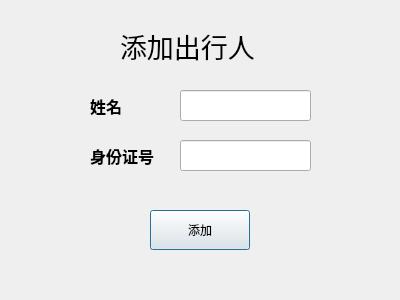
Qt form ui/addpassenger.ui (BlueflameLi/Ticket_reservation_system) before a commit.
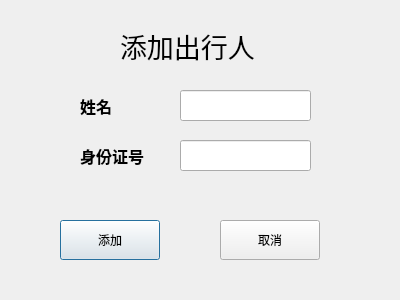
The same form after that commit. Icons and pictures are not drawn.

```diff
--- a/ui/addpassenger.ui
+++ b/ui/addpassenger.ui
@@ -18,7 +18,7 @@
     <rect>
      <x>120</x>
      <y>30</y>
-     <width>141</width>
+     <width>171</width>
      <height>31</height>
     </rect>
    </property>
@@ -34,8 +34,8 @@
   <widget class="QPushButton" name="add_pushButton">
    <property name="geometry">
     <rect>
-     <x>150</x>
-     <y>210</y>
+     <x>60</x>
+     <y>220</y>
      <width>100</width>
      <height>40</height>
     </rect>
@@ -436,7 +436,7 @@
   <widget class="QLabel" name="name_label">
    <property name="geometry">
     <rect>
-     <x>90</x>
+     <x>80</x>
      <y>90</y>
      <width>41</width>
      <height>31</height>
@@ -1245,9 +1245,9 @@
   <widget class="QLabel" name="ID_no_label">
    <property name="geometry">
     <rect>
-     <x>90</x>
+     <x>80</x>
      <y>140</y>
-     <width>71</width>
+     <width>91</width>
      <height>31</height>
     </rect>
    </property>
@@ -2054,6 +2054,408 @@
     <string/>
    </property>
   </widget>
+  <widget class="QPushButton" name="cancel_pushButton">
+   <property name="geometry">
+    <rect>
+     <x>220</x>
+     <y>220</y>
+     <width>100</width>
+     <height>40</height>
+    </rect>
+   </property>
+   <property name="styleSheet">
+    <string notr="true">QPalette{background:#D7DBE4;}QGroupBox#gboxDevicePanel&gt;QLabel{color:#E7ECF0;}
+
+QWidget#frmMain,QWidget[Form=&quot;true&quot;]{
+border:1px solid #738393;
+border-radius:0px;
+}
+
+.QFrame{
+border:1px solid #C2CCD8;
+border-radius:5px;
+}
+
+QLabel,QLineEdit,QTextEdit,QPlainTextEdit,QSpinBox,QGroupBox,QComboBox,QDateEdit,QTimeEdit,QDateTimeEdit,QSpinBox,QTreeView,QListView,QTableView,QTabWidget::pane{
+color:#3D3E42;
+}
+
+QWidget#widget_title{
+background:qlineargradient(spread:pad,x1:0,y1:0,x2:0,y2:1,stop:0 #667481,stop:1 #566373);
+}
+
+QLabel#lab_Ico,QLabel#lab_Title{
+border-radius:0px;
+color:#E7ECF0;
+background-color:rgba(0,0,0,0);
+border-style:none;
+}
+
+QToolButton::menu-indicator{
+image:None;
+}
+
+QToolButton,QWidget#widget_frm&gt;QLabel{
+border-style:none;
+padding:10px;
+color:#E7ECF0;
+background:qlineargradient(spread:pad,x1:0,y1:0,x2:0,y2:1,stop:0 #667481,stop:1 #566373);
+}
+
+QToolButton:hover,QWidget#widget_frm&gt;QLabel:hover{
+background:qlineargradient(spread:pad,x1:0,y1:0,x2:0,y2:1,stop:0 #778899,stop:1 #708090);
+}
+
+QLabel[labVideo=&quot;true&quot;]{
+color:#E7ECF0;
+border:1px solid #738393;
+background:qlineargradient(spread:pad,x1:0,y1:0,x2:0,y2:1,stop:0 #667481,stop:1 #566373);
+}
+
+QLabel[labVideo=&quot;true&quot;]:focus{
+border:1px solid #FF0000;
+background:qlineargradient(spread:pad,x1:0,y1:0,x2:0,y2:1,stop:0 #778899,stop:1 #708090);
+}
+
+QLineEdit,QTextEdit,QPlainTextEdit,QSpinBox{
+border:1px solid #C2CCD8;
+border-radius:5px;
+padding:2px;
+background:none;
+selection-background-color:#667481;
+selection-color:#E7ECF0;
+}
+
+QLineEdit[echoMode=&quot;2&quot;]{
+lineedit-password-character:9679;
+}
+
+.QGroupBox{
+border:1px solid #C2CCD8;
+border-radius:5px;
+}
+
+.QPushButton{
+border-style:none;
+border:1px solid #C2CCD8;
+color:#E7ECF0;
+padding:5px;
+min-height:20px;
+border-radius:5px;
+background:qlineargradient(spread:pad,x1:0,y1:0,x2:0,y2:1,stop:0 #667481,stop:1 #566373);
+}
+
+.QPushButton:hover{
+background:qlineargradient(spread:pad,x1:0,y1:0,x2:0,y2:1,stop:0 #778899,stop:1 #708090);
+}
+
+.QPushButton:pressed{
+background:qlineargradient(spread:pad,x1:0,y1:0,x2:0,y2:1,stop:0 #667481,stop:1 #566373);
+}
+
+.QPushButton:disabled{
+color:#838383;
+background:#F4F4F4;
+}
+
+QPushButton#btnSplitterH{
+padding:2px;
+min-height:8px;
+}
+
+QPushButton#btnMenu,QPushButton#btnMenu_Min,QPushButton#btnMenu_Max,QPushButton#btnMenu_Close,QPushButton#btnSplitterV,QPushButton#btnSplitterH{
+border-radius:0px;
+color:#E7ECF0;
+background-color:rgba(0,0,0,0);
+border-style:none;
+}
+
+QPushButton#btnMenu:hover,QPushButton#btnMenu_Min:hover,QPushButton#btnMenu_Max:hover,QPushButton#btnSplitterV:hover,QPushButton#btnSplitterH:hover{
+background-color:qlineargradient(spread:pad,x1:0,y1:1,x2:0,y2:0,stop:0 rgba(25,134,199,0),stop:1 #778899);
+}
+
+QPushButton#btnMenu_Close:hover{
+background-color:qlineargradient(spread:pad,x1:0,y1:1,x2:0,y2:0,stop:0 rgba(238,0,0,128),stop:1 rgba(238,44,44,255));
+}
+
+QCheckBox{
+color:#3D3E42;
+spacing:2px;
+}
+
+QCheckBox::indicator{
+width:20px;
+height:20px;
+}
+
+QCheckBox::indicator:unchecked{
+image:url(:/image/checkbox_unchecked.png);
+}
+
+QCheckBox::indicator:checked{
+image:url(:/image/checkbox_checked.png);
+}
+
+QRadioButton{
+color:#3D3E42;
+spacing:2px;
+}
+
+QRadioButton::indicator{
+width:15px;
+height:15px;
+}
+
+QRadioButton::indicator::unchecked{
+image:url(:/image/radio_normal.png);
+}
+
+QRadioButton::indicator::checked{
+image:url(:/image/radio_selected.png);
+}
+
+QSpinBox::up-button,QDateEdit::up-button,QTimeEdit::up-button,QDateTimeEdit::up-button{
+image:url(:/image/add_top.png);
+}
+
+QSpinBox::down-button,QDateEdit::down-button,QTimeEdit::down-button,QDateTimeEdit::down-button{
+image:url(:/image/add_bottom.png);
+}
+
+QComboBox,QDateEdit,QTimeEdit,QDateTimeEdit,QSpinBox{
+border-radius:3px;
+padding:3px 5px 3px 5px;
+border:1px solid #C2CCD8;
+background:none;
+selection-background-color:#667481;
+selection-color:#E7ECF0;
+}
+
+QComboBox::drop-down,QDateEdit::drop-down,QTimeEdit::drop-down,QDateTimeEdit::drop-down{
+subcontrol-origin:padding;
+subcontrol-position:top right;
+width:15px;
+border-left-width:1px;
+border-left-style:solid;
+border-top-right-radius:3px;
+border-bottom-right-radius:3px;
+border-left-color:#C2CCD8;
+}
+
+QComboBox::down-arrow,QDateEdit::down-arrow,QTimeEdit::down-arrow,QDateTimeEdit::down-arrow{
+image:url(:/image/add_bottom.png);
+}
+
+QMenu{
+color:#E7ECF0;
+background-color:#667481;
+margin:2px;
+}
+
+QMenu::item{
+padding:3px 20px 3px 20px;
+}
+
+QMenu::indicator{
+width:13px;
+height:13px;
+}
+
+QMenu::item:selected{
+color:#E7ECF0;
+border:0px solid #738393;
+background:qlineargradient(spread:pad,x1:0,y1:0,x2:0,y2:1,stop:0 #667481,stop:1 #566373);
+}
+
+QMenu::separator{
+height:1px;
+background:#738393;
+}
+
+QProgressBar{
+background:#C2CCD8;
+border-radius:5px;
+text-align:center;
+border:1px solid #C2CCD8;
+}
+
+QProgressBar::chunk{
+width:5px;
+margin:0.5px;
+background-color:#667481;
+}
+
+QSlider::groove:horizontal,QSlider::add-page:horizontal{
+height:8px;
+border-radius:3px;
+background:#C2CCD8;
+}
+
+QSlider::sub-page:horizontal{
+height:8px;
+border-radius:3px;
+background:#708090;
+}
+
+QSlider::handle:horizontal{
+width:13px;
+margin-top:-3px;
+margin-bottom:-3px;
+border-radius:6px;
+background:qradialgradient(spread:pad,cx:0.5,cy:0.5,radius:0.5,fx:0.5,fy:0.5,stop:0.6 #667481,stop:0.8 #778899);
+}
+
+QSlider::groove:vertical,QSlider::sub-page:vertical{
+width:8px;
+border-radius:3px;
+background:#C2CCD8;
+}
+
+QSlider::add-page:vertical{
+width:8px;
+border-radius:3px;
+background:#708090;
+}
+
+QSlider::handle:vertical{
+height:13px;
+margin-left:-2px;
+margin-right:-3px;
+border-radius:6px;
+background:qradialgradient(spread:pad,cx:0.5,cy:0.5,radius:0.5,fx:0.5,fy:0.5,stop:0.6 #667481,stop:0.8 #778899);
+}
+
+QScrollBar:vertical{
+width:10px;
+background-color:rgba(0,0,0,0%);
+padding-top:10px;
+padding-bottom:10px;
+}
+
+QScrollBar:horizontal{
+height:10px;
+background-color:rgba(0,0,0,0%);
+padding-left:10px;
+padding-right:10px;
+}
+
+QScrollBar::handle:vertical,QScrollBar::handle:horizontal{
+width:10px;
+background:#708090;
+}
+
+QScrollBar::handle:vertical:hover,QScrollBar::handle:horizontal:hover{
+width:10px;
+background:#566373;
+}
+
+QScrollBar::add-line:vertical{
+height:10px;
+width:10px;
+subcontrol-position:bottom;
+subcontrol-origin:margin;
+border-image:url(:/image/add_bottom.png);
+}
+
+QScrollBar::add-line:horizontal{
+height:10px;
+width:10px;
+subcontrol-position:right;
+subcontrol-origin:margin;
+border-image:url(:/image/add_right.png);
+}
+
+QScrollBar::sub-line:vertical{
+height:10px;
+width:10px;
+subcontrol-position:top;
+subcontrol-origin:margin;
+border-image:url(:/image/add_top.png);
+}
+
+QScrollBar::sub-line:horizontal{
+height:10px;
+width:10px;
+subcontrol-position:left;
+subcontrol-origin:margin;
+border-image:url(:/image/add_left.png);
+}
+
+QScrollBar::add-page:vertical,QScrollBar::sub-page:vertical,QScrollBar::add-page:horizontal,QScrollBar::sub-page:horizontal{
+width:10px;
+background:#C2CCD8;
+}
+
+QScrollArea{
+border:0px;
+}
+
+QTreeView,QListView,QTableView,QTabWidget::pane{
+border:1px solid #C2CCD8;
+selection-background-color:#778899;
+selection-color:#E7ECF0;
+alternate-background-color:#DDE0E7;
+}
+
+QTableView::item:selected,QListView::item:selected,QTreeView::item:selected{
+color:#E7ECF0;
+background:qlineargradient(spread:pad,x1:0,y1:0,x2:0,y2:1,stop:0 #667481,stop:1 #566373);
+}
+
+QTableView::item:hover,QListView::item:hover,QTreeView::item:hover{
+color:#E7ECF0;
+background:qlineargradient(spread:pad,x1:0,y1:0,x2:0,y2:1,stop:0 #778899,stop:1 #708090);
+}
+
+QTableView::item,QListView::item,QTreeView::item{
+padding:5px;
+margin:0px;
+}
+
+QHeaderView::section,QTableCornerButton:section{
+padding:3px;
+margin:0px;
+color:#E7ECF0;
+border:1px solid #C2CCD8;
+background:qlineargradient(spread:pad,x1:0,y1:0,x2:0,y2:1,stop:0 #778899,stop:1 #708090);
+}
+
+QTabBar::tab{
+border-radius:5px;
+border:1px solid #C2CCD8;
+color:#E7ECF0;
+min-width:55px;
+min-height:20px;
+padding:3px 8px 3px 8px;
+margin:1px;
+background:qlineargradient(spread:pad,x1:0,y1:0,x2:0,y2:1,stop:0 #778899,stop:1 #708090);
+}
+
+QTabBar::tab:selected,QTabBar::tab:hover{
+background:qlineargradient(spread:pad,x1:0,y1:0,x2:0,y2:1,stop:0 #667481,stop:1 #566373);
+}
+
+QStatusBar::item{
+border:0px solid #667481;
+border-radius:3px;
+}
+
+QToolBox::tab,QToolTip,QGroupBox#gboxDevicePanel{
+padding:3px;
+border-radius: 5px;
+color:#E7ECF0;
+background:qlineargradient(spread:pad,x1:0,y1:0,x2:0,y2:1,stop:0 #667481,stop:1 #566373);
+}
+
+QToolBox::tab:selected{
+background:qlineargradient(spread:pad,x1:0,y1:0,x2:0,y2:1,stop:0 #778899,stop:1 #708090);
+}
+</string>
+   </property>
+   <property name="text">
+    <string>取消</string>
+   </property>
+  </widget>
  </widget>
  <resources/>
  <connections/>
```
Left out of the diff: 19 changed lines with no effect on the pictures.
